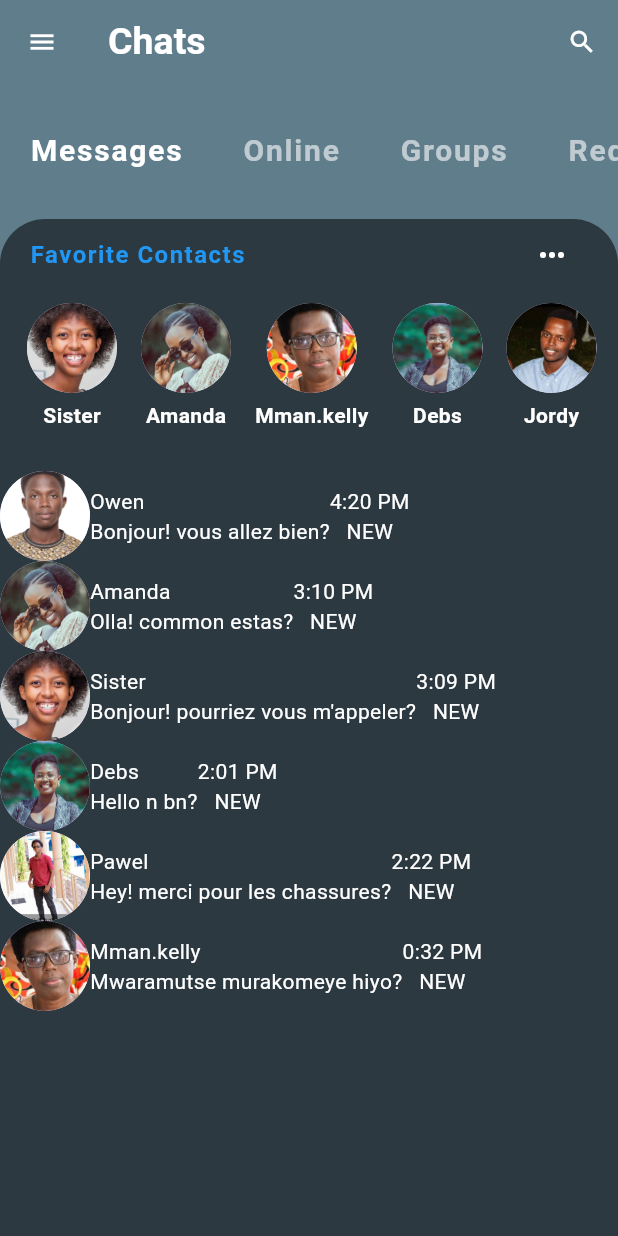
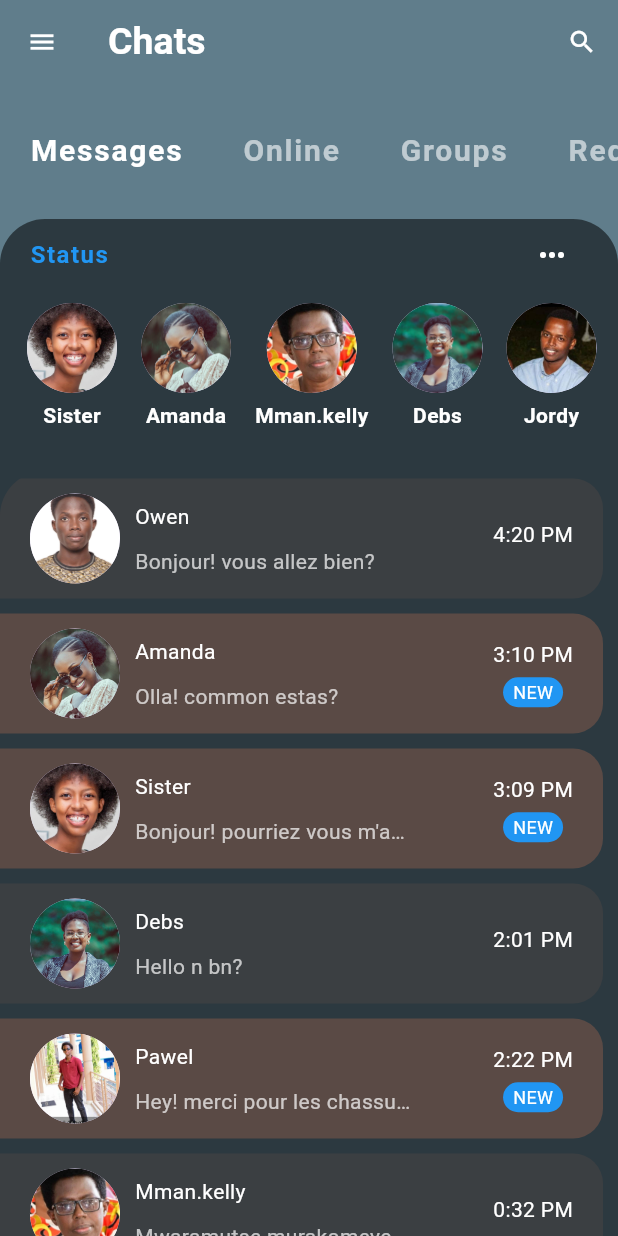
Before and after one commit to NKellyD/mobile_chat_flutter, a Flutter app: the screen it shows after launch, on a phone screen of 412 x 824 dp. Run offline on Flutter 3.47's test engine with Material 3 defaults, Android fonts, the phone set to English and light mode, and no system bars; our stand-ins replace font_awesome_flutter; Roboto replaces fonts that are missing (Calibri).

Commit message:
chatScreen

```diff
--- a/lib/widgets/favorite_contacts.dart
+++ b/lib/widgets/favorite_contacts.dart
@@ -2,6 +2,7 @@ import 'package:flutter/cupertino.dart';
 import 'package:flutter/material.dart';
 
 import '../models/message.dart';
+import '../screens/chat_screen.dart';
 
 class FavoriteContacts extends StatefulWidget {
   const FavoriteContacts({super.key});
@@ -21,7 +22,7 @@ class _FavoriteContactsState extends State<FavoriteContacts> {
             mainAxisAlignment: MainAxisAlignment.spaceBetween,
             children: [
               const Text(
-                'Favorite Contacts',
+                'Status',
                 style: TextStyle(
                     fontWeight: FontWeight.bold,
                     fontSize: 16,
@@ -43,7 +44,10 @@ class _FavoriteContactsState extends State<FavoriteContacts> {
             scrollDirection: Axis.horizontal,
               itemCount: favorite.length,
               itemBuilder: (BuildContext context, int index){
-                return Padding(
+                return GestureDetector(
+                  onTap: ()=> Navigator.push(context, MaterialPageRoute(builder:(_) =>ChatScreen(user: favorite[index],))),
+
+                  child: Padding(
                     padding: const EdgeInsets.all(8.0),
                     child: Column(
                       children: [
@@ -62,6 +66,7 @@ class _FavoriteContactsState extends State<FavoriteContacts> {
                         )
                       ],
                     ),
+                  ),
                 );
               }
           ),
--- a/lib/widgets/recent_chats.dart
+++ b/lib/widgets/recent_chats.dart
@@ -1,5 +1,6 @@
 import 'package:flutter/material.dart';
 import 'package:mobile_chat_flutter/models/message.dart';
+import 'package:mobile_chat_flutter/screens/chat_screen.dart';
 
 class RecentChats extends StatefulWidget {
   const RecentChats({super.key});
@@ -18,11 +19,27 @@ class _RecentChatsState extends State<RecentChats> {
                 topLeft: Radius.circular(30),
                 topRight: Radius.circular(30)),
           ),
+          child: ClipRRect(
+            borderRadius:  const BorderRadius.only(
+                topLeft: Radius.circular(30),
+                topRight: Radius.circular(30)),
             child: ListView.builder(
                 itemCount: chats.length,
                 itemBuilder: (BuildContext content, int index){
                   final Message chat =  chats[index];
-               return Row(
+                 return GestureDetector(
+                   onTap: ()=> Navigator.push(context, MaterialPageRoute(builder:(_) =>ChatScreen(user: chat.sender,))),
+                   child: Container(
+                     margin: const EdgeInsets.only(top: 5,bottom: 5,right: 10),
+                     padding: const EdgeInsets.symmetric(horizontal: 20,vertical: 10),
+                     decoration:  BoxDecoration(
+                       color: chat.unread ?Colors.brown.withOpacity(0.6):Colors.brown.withOpacity(0.2),
+                       borderRadius:  const BorderRadius.only(
+                           topRight: Radius.circular(20),
+                           bottomRight: Radius.circular(20)),
+                     ),
+                     child: Row(
+                       mainAxisAlignment: MainAxisAlignment.spaceBetween,
                        children: [
                          Row(
                            children: [
@@ -30,6 +47,7 @@ class _RecentChatsState extends State<RecentChats> {
                                radius: 30,
                                backgroundImage: AssetImage(chat.sender.imageUrl),
                              ),
+                             const SizedBox(width: 10,),
                              Column(
                                crossAxisAlignment: CrossAxisAlignment.start,
                                children: [
@@ -39,10 +57,15 @@ class _RecentChatsState extends State<RecentChats> {
                                        color: Colors.white
                                    ),
                                  ),
-                           Text(
+                                 const SizedBox(height: 10,),
+                                 SizedBox(
+                                   width: MediaQuery.of(context).size.width * 0.45,
+                                   child: Text(
                                      chat.text,
                                      style: const TextStyle(
-                                 color: Colors.white
+                                         color: Colors.white70
+                                     ),
+                                     overflow: TextOverflow.ellipsis,
                                    ),
                                  ),
                                ],
@@ -53,12 +76,34 @@ class _RecentChatsState extends State<RecentChats> {
                           Column(
                            children: [
                              Text(chat.time,style: const TextStyle(color: Colors.white),),
-                       const Text('NEW',style: TextStyle(color: Colors.white),)
+                              const SizedBox(height: 5,),
+                              chat.unread
+                                  ?Container(
+                                height: 20,
+                                 width: 40,
+                                 decoration: BoxDecoration(
+                                   color: Colors.blue,
+                                   borderRadius: BorderRadius.circular(30)
+                                 ),
+                                 child:  const Center(
+                                     child: Text('NEW',
+                                       style: TextStyle(
+                                           color: Colors.white,
+                                         fontSize: 12,
+                                         fontWeight: FontWeight.normal
+                                       ),
+                                     )
+                                 )
+                              )
+                                  :const SizedBox.shrink(),
                            ],
                          )
                        ],
+                     ),
+                   ),
                  );
                 }
+                ),
           ),
         )
     );
--- a/pubspec.yaml
+++ b/pubspec.yaml
@@ -35,6 +35,8 @@ dependencies:
   # The following adds the Cupertino Icons font to your application.
   # Use with the CupertinoIcons class for iOS style icons.
   cupertino_icons: ^1.0.6
+  insta_image_viewer: ^1.0.4
+  font_awesome_flutter: ^10.7.0
 
 dev_dependencies:
   flutter_test:
```
Also changed, not shown: lib/models/message.dart (+58 -1 lines), lib/screens/chat_screen.dart (added, +128 -0 lines), pubspec.lock. Lines whose indentation alone changed are shown as unchanged.
